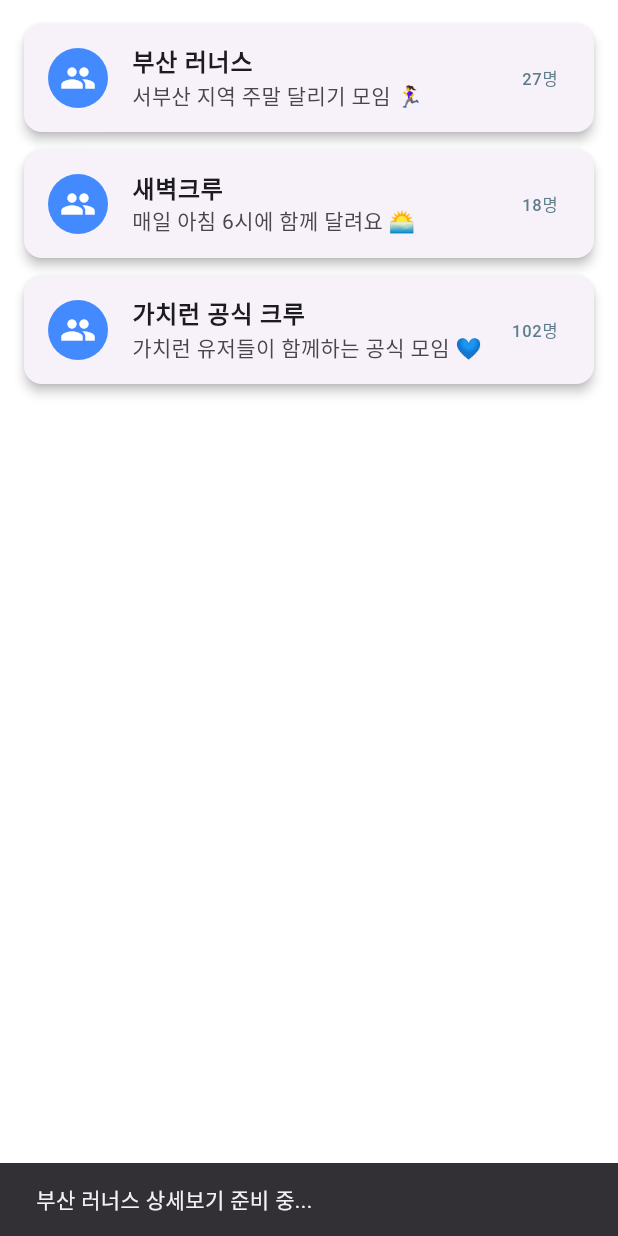
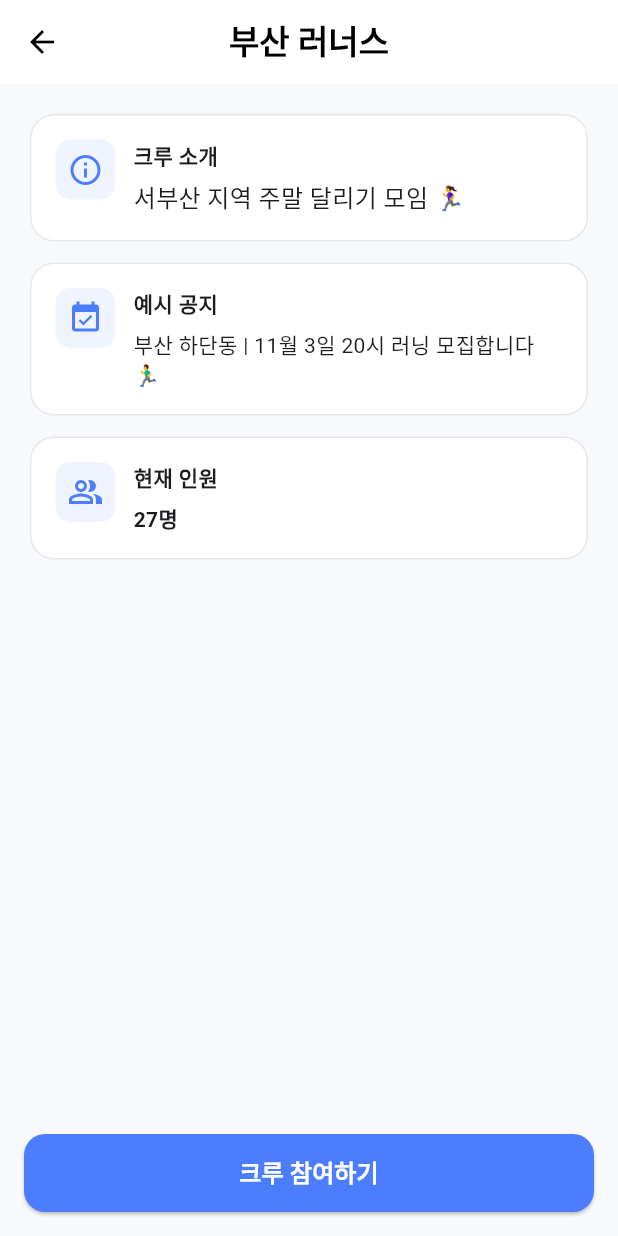
Before and after one commit to chaeni-dev/ValueRun, a Flutter app: the CrewListPage screen opened directly, after a tap on "부산 러너스", on a phone screen of 412 x 824 dp. Run offline on Flutter 3.47's test engine with Material 3 defaults, Android fonts, the phone set to English and light mode, and no system bars; our stand-ins replace fl_chart.

Commit message:
init: start work on chocho branch

```diff
--- /dev/null
+++ b/lib/screens/pages/community/crew.dart
@@ -0,0 +1,7 @@
+class Crew {
+  final String name;
+  final String desc;
+  final int members;
+
+  const Crew({required this.name, required this.desc, required this.members});
+}
--- /dev/null
+++ b/lib/screens/pages/community/crew_detail_page.dart
@@ -0,0 +1,118 @@
+// lib/screens/community/crew_detail_page.dart
+import 'package:flutter/material.dart';
+import 'crew.dart';
+
+class CrewDetailPage extends StatefulWidget {
+  final Crew crew;
+  const CrewDetailPage({super.key, required this.crew});
+
+  @override
+  State<CrewDetailPage> createState() => _CrewDetailPageState();
+}
+
+class _CrewDetailPageState extends State<CrewDetailPage> {
+  bool joined = false;
+
+  @override
+  Widget build(BuildContext context) {
+    final c = widget.crew;
+
+    return Scaffold(
+      appBar: AppBar(
+        title: Text(c.name, style: const TextStyle(fontWeight: FontWeight.w800)),
+        centerTitle: true,
+        elevation: 0,
+        backgroundColor: Colors.white,
+      ),
+      backgroundColor: const Color(0xFFF8F9FB),
+      body: ListView(
+        padding: const EdgeInsets.all(20),
+        children: [
+          _InfoTile(
+            icon: Icons.info_outline,
+            title: '크루 소개',
+            child: Text(c.desc, style: const TextStyle(fontSize: 16)),
+          ),
+          const SizedBox(height: 14),
+          _InfoTile(
+            icon: Icons.event_available,
+            title: '예시 공지',
+            child: const Text('부산 하단동 | 11월 3일 20시 러닝 모집합니다 🏃‍♂️'),
+          ),
+          const SizedBox(height: 14),
+          _InfoTile(
+            icon: Icons.people_alt_outlined,
+            title: '현재 인원',
+            child: Text('${c.members}명', style: const TextStyle(fontWeight: FontWeight.w700)),
+          ),
+        ],
+      ),
+      bottomNavigationBar: SafeArea(
+        minimum: const EdgeInsets.fromLTRB(16, 8, 16, 16),
+        child: SizedBox(
+          height: 52,
+          child: ElevatedButton(
+            style: ElevatedButton.styleFrom(
+              backgroundColor: joined ? const Color(0xFF16A34A) : const Color(0xFF4C7DFF),
+              foregroundColor: Colors.white,
+              shape: RoundedRectangleBorder(borderRadius: BorderRadius.circular(14)),
+            ),
+            onPressed: () {
+              setState(() => joined = !joined);
+              final msg = joined ? '참여 완료! 크루 채팅에 인사해요 🙌' : '참여 취소했습니다.';
+              ScaffoldMessenger.of(context).showSnackBar(SnackBar(content: Text(msg)));
+            },
+            child: Text(joined ? '참여 완료' : '크루 참여하기', style: const TextStyle(fontSize: 16, fontWeight: FontWeight.w800)),
+          ),
+        ),
+      ),
+    );
+  }
+}
+
+class _InfoTile extends StatelessWidget {
+  final IconData icon;
+  final String title;
+  final Widget child;
+  const _InfoTile({required this.icon, required this.title, required this.child});
+
+  @override
+  Widget build(BuildContext context) {
+    return Material(
+      color: Colors.white,
+      elevation: 0,
+      borderRadius: BorderRadius.circular(16),
+      child: Container(
+        padding: const EdgeInsets.all(16),
+        decoration: BoxDecoration(
+          borderRadius: BorderRadius.circular(16),
+          border: Border.all(color: const Color(0xFFE5E7EB)),
+        ),
+        child: Row(
+          crossAxisAlignment: CrossAxisAlignment.start,
+          children: [
+            Container(
+              width: 40, height: 40,
+              decoration: BoxDecoration(
+                color: const Color(0xFFEFF4FF),
+                borderRadius: BorderRadius.circular(10),
+              ),
+              child: Icon(icon, color: const Color(0xFF4C7DFF)),
+            ),
+            const SizedBox(width: 12),
+            Expanded(
+              child: Column(
+                crossAxisAlignment: CrossAxisAlignment.start,
+                children: [
+                  Text(title, style: const TextStyle(fontWeight: FontWeight.w800)),
+                  const SizedBox(height: 6),
+                  child,
+                ],
+              ),
+            ),
+          ],
+        ),
+      ),
+    );
+  }
+}
--- a/lib/screens/pages/community/crew_list_page.dart
+++ b/lib/screens/pages/community/crew_list_page.dart
@@ -1,56 +1,177 @@
+// lib/screens/community/crew_list_page.dart
 import 'package:flutter/material.dart';
+import 'crew.dart';
+import 'crew_detail_page.dart';
+import 'create_crew_page.dart';
 
-class CrewListPage extends StatelessWidget {
+class CrewListPage extends StatefulWidget {
   const CrewListPage({super.key});
 
-  final List<Map<String, String>> crews = const [
-    {
-      "name": "부산 러너스",
-      "desc": "서부산 지역 주말 달리기 모임 🏃‍♀️",
-      "members": "27명"
-    },
-    {
-      "name": "새벽크루",
-      "desc": "매일 아침 6시에 함께 달려요 🌅",
-      "members": "18명"
-    },
-    {
-      "name": "가치런 공식 크루",
-      "desc": "가치런 유저들이 함께하는 공식 모임 💙",
-      "members": "102명"
-    },
+  @override
+  State<CrewListPage> createState() => _CrewListPageState();
+}
+
+class _CrewListPageState extends State<CrewListPage> {
+  final List<Crew> crews = [
+    const Crew(name: '부산 러너스', desc: '서부산 지역 주말 달리기 모임 🏃‍♀️', members: 27),
+    const Crew(name: '새벽크루', desc: '매일 아침 6시에 함께 달려요 🌅', members: 18),
+    const Crew(name: '가치런 공식 크루', desc: '가치런 유저들이 함께하는 공식 모임 💙', members: 102),
   ];
+
+  Future<void> _openCreate() async {
+    final created = await Navigator.push<Crew>(
+      context,
+      MaterialPageRoute(builder: (_) => const CreateCrewPage()),
+    );
+    if (created != null) {
+      setState(() => crews.insert(0, created));
+      if (mounted) {
+        ScaffoldMessenger.of(context).showSnackBar(
+          SnackBar(content: Text('「${created.name}」 크루가 생성되었습니다.')),
+        );
+      }
+    }
+  }
 
   @override
   Widget build(BuildContext context) {
-    return ListView.builder(
-      itemCount: crews.length,
-      padding: const EdgeInsets.all(16),
-      itemBuilder: (context, index) {
-        final crew = crews[index];
-        return Card(
-          shape: RoundedRectangleBorder(borderRadius: BorderRadius.circular(12)),
-          elevation: 3,
-          margin: const EdgeInsets.only(bottom: 12),
-          child: ListTile(
-            leading: const CircleAvatar(
-              backgroundColor: Colors.blueAccent,
-              child: Icon(Icons.people, color: Colors.white),
+    final theme = Theme.of(context);
+    return Scaffold(
+      backgroundColor: const Color(0xFFF8F9FB),
+      appBar: AppBar(
+        centerTitle: true,
+        title: const Text('커뮤니티 & 크루', style: TextStyle(fontWeight: FontWeight.w800)),
+        elevation: 0,
+        backgroundColor: Colors.white,
+      ),
+      body: ListView.separated(
+        padding: const EdgeInsets.fromLTRB(16, 12, 16, 100),
+        itemCount: crews.length,
+        separatorBuilder: (_, __) => const SizedBox(height: 12),
+        itemBuilder: (context, i) {
+          final c = crews[i];
+          return _CrewCard(
+            crew: c,
+            onTap: () async {
+              await Navigator.push(
+                context,
+                MaterialPageRoute(builder: (_) => CrewDetailPage(crew: c)),
+              );
+              if (mounted) setState(() {}); // 상세에서 상태 변경 시 반영용
+            },
+          );
+        },
+      ),
+      floatingActionButtonLocation: FloatingActionButtonLocation.centerFloat,
+      floatingActionButton: Padding(
+        padding: const EdgeInsets.symmetric(horizontal: 16),
+        child: SizedBox(
+          width: double.infinity,
+          child: ElevatedButton.icon(
+            style: ElevatedButton.styleFrom(
+              padding: const EdgeInsets.symmetric(vertical: 14),
+              shape: RoundedRectangleBorder(borderRadius: BorderRadius.circular(14)),
+              backgroundColor: theme.colorScheme.primary,
+              foregroundColor: Colors.white,
+              elevation: 3,
             ),
-            title: Text(crew["name"]!, style: const TextStyle(fontWeight: FontWeight.bold)),
-            subtitle: Text(crew["desc"]!),
-            trailing: Text(
-              crew["members"]!,
-              style: const TextStyle(color: Colors.blueGrey),
-            ),
-            onTap: () {
-              ScaffoldMessenger.of(context).showSnackBar(
-                SnackBar(content: Text('${crew["name"]} 상세보기 준비 중...')),
-              );
-            },
+            icon: const Icon(Icons.add),
+            label: const Text('크루 만들기', style: TextStyle(fontSize: 16, fontWeight: FontWeight.w700)),
+            onPressed: _openCreate,
           ),
-        );
-      },
+        ),
+      ),
     );
   }
 }
+
+class _CrewCard extends StatelessWidget {
+  final Crew crew;
+  final VoidCallback onTap;
+  const _CrewCard({required this.crew, required this.onTap});
+
+  @override
+  Widget build(BuildContext context) {
+    return Material(
+      color: const Color(0xFFF2F5FF),
+      elevation: 0,
+      borderRadius: BorderRadius.circular(16),
+      child: InkWell(
+        onTap: onTap,
+        borderRadius: BorderRadius.circular(16),
+        child: Container(
+          padding: const EdgeInsets.all(16),
+          decoration: BoxDecoration(
+            borderRadius: BorderRadius.circular(16),
+            boxShadow: [
+              BoxShadow(
+                color: Colors.black.withOpacity(0.06),
+                blurRadius: 12,
+                offset: const Offset(0, 6),
+              ),
+            ],
+            gradient: const LinearGradient(
+              colors: [Color(0xFFF3F6FF), Color(0xFFEFF2FC)],
+              begin: Alignment.topLeft,
+              end: Alignment.bottomRight,
+            ),
+          ),
+          child: Row(
+            children: [
+              Container(
+                width: 44,
+                height: 44,
+                decoration: BoxDecoration(
+                  color: const Color(0xFF4C7DFF),
+                  borderRadius: BorderRadius.circular(12),
+                ),
+                child: const Icon(Icons.groups_rounded, color: Colors.white),
+              ),
+              const SizedBox(width: 12),
+              Expanded(
+                child: Column(
+                  crossAxisAlignment: CrossAxisAlignment.start,
+                  children: [
+                    Text(crew.name, style: const TextStyle(fontSize: 16, fontWeight: FontWeight.w800)),
+                    const SizedBox(height: 4),
+                    Text(
+                      crew.desc,
+                      style: const TextStyle(color: Color(0xFF6B7280)),
+                      maxLines: 2,
+                      overflow: TextOverflow.ellipsis,
+                    ),
+                  ],
+                ),
+              ),
+              const SizedBox(width: 12),
+              _MemberPill(count: crew.members),
+              const Icon(Icons.chevron_right, color: Color(0xFF9CA3AF)),
+            ],
+          ),
+        ),
+      ),
+    );
+  }
+}
+
+class _MemberPill extends StatelessWidget {
+  final int count;
+  const _MemberPill({required this.count});
+
+  @override
+  Widget build(BuildContext context) {
+    return Container(
+      padding: const EdgeInsets.symmetric(horizontal: 10, vertical: 6),
+      margin: const EdgeInsets.only(right: 6),
+      decoration: BoxDecoration(
+        color: const Color(0xFFE3ECFF),
+        borderRadius: BorderRadius.circular(999),
+        border: Border.all(color: const Color(0xFFD6E4FF)),
+      ),
+      child: Text(
+        '$count명',
+        style: const TextStyle(fontWeight: FontWeight.w700, color: Color(0xFF3658CC)),
+      ),
+    );
+  }
+}
```
Also changed, not shown: lib/screens/pages/community/create_crew_page.dart (+110 -56 lines).
